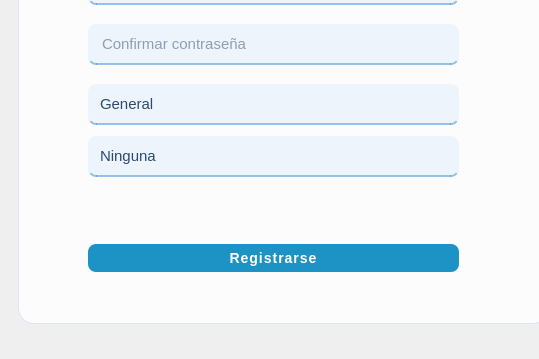
Before: the Qt Designer form src/vista/ui/vistaRegistro.ui in laraanton/InSo, drawn with Qt 5; both pictures show x 0 to 539 and y 485 to 844 of the 1115 by 844 pixel window.
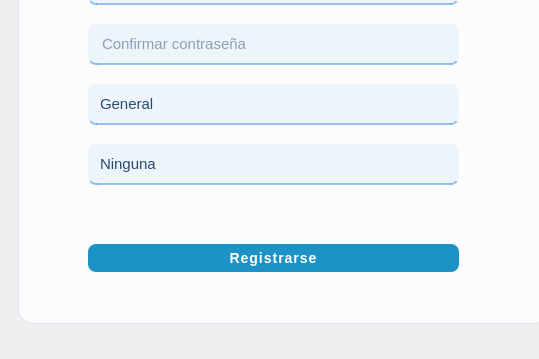
After: the same form once the commit is applied. Icons and pictures are not drawn.

Commit message: Adjust y-coordinate of QComboBox in vistaRegistro.ui

Diff of the .ui file:
```diff
--- a/src/vista/ui/vistaRegistro.ui
+++ b/src/vista/ui/vistaRegistro.ui
@@ -310,7 +310,7 @@
           <property name="geometry">
            <rect>
             <x>70</x>
-            <y>512</y>
+            <y>520</y>
             <width>371</width>
             <height>41</height>
            </rect>
```
